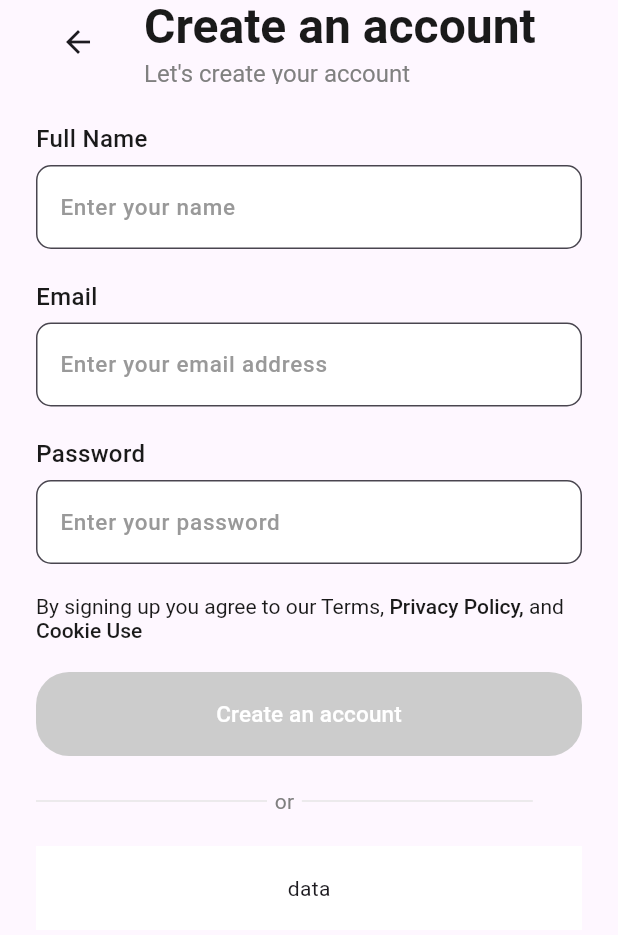
After one commit to ozodbekabdullajonov12/ecommerce_app, a Flutter app: the SignUpView screen opened directly, on a phone screen of 412 x 824 dp. The commit adds this screen. Shown: the top 935 px of the screen. Run offline on Flutter 3.47's test engine with Material 3 defaults, Android fonts, the phone set to English and light mode, and no system bars; our stand-ins replace flutter_svg, go_router.

Commit message:
zo'rrrrrrr

```diff
--- /dev/null
+++ b/lib/features/auth/presentation/pages/sign_up_view.dart
@@ -0,0 +1,133 @@
+import 'package:flutter/material.dart';
+import 'package:store/features/common/ecommerce_auth_app_bar.dart';
+import 'package:store/features/common/ecommerce_text_button_container.dart';
+import 'package:store/features/common/ecommerce_text_form_field.dart';
+
+class SignUpView extends StatelessWidget {
+  SignUpView({super.key});
+
+  final fullNameController = TextEditingController();
+
+  final emailController = TextEditingController();
+
+  final passwordController = TextEditingController();
+
+  @override
+  Widget build(BuildContext context) {
+    return Scaffold(
+      appBar: EcommerceAuthAppBar(
+        title: "Create an account",
+        titleDesc: "Let's create your account",
+      ),
+      body: ListView(
+        padding: EdgeInsets.symmetric(horizontal: 24, vertical: 20),
+        children: [
+          Form(
+            child: Column(
+              spacing: 20,
+              children: [
+                EcommerceTextFormField(
+                  label: "Full Name",
+                  hintText: "Enter your name",
+                  controller: fullNameController,
+                ),
+                EcommerceTextFormField(
+                  label: "Email",
+                  hintText: "Enter your email address",
+                  controller: emailController,
+                ),
+                EcommerceTextFormField(
+                  label: "Password",
+                  hintText: "Enter your password",
+                  controller: passwordController,
+                ),
+              ],
+            ),
+          ),
+          SizedBox(height: 20),
+          RichText(
+            text: TextSpan(
+              children: [
+                TextSpan(
+                  text: "By signing up you agree to our Terms,",
+                  style: TextStyle(
+                    color: Color(0xFF1A1A1A),
+                    fontSize: 14,
+                    fontWeight: FontWeight.w400,
+                  ),
+                ),
+                TextSpan(
+                  text: " Privacy Policy, ",
+                  style: TextStyle(
+                    color: Color(0xFF1A1A1A),
+                    fontSize: 14,
+                    fontWeight: FontWeight.w500,
+                  ),
+                ),
+                TextSpan(
+                  text: "and",
+                  style: TextStyle(
+                    color: Color(0xFF1A1A1A),
+                    fontSize: 14,
+                    fontWeight: FontWeight.w400,
+                  ),
+                ),
+                TextSpan(
+                  text: "  Cookie Use",
+                  style: TextStyle(
+                    color: Color(0xFF1A1A1A),
+                    fontSize: 14,
+                    fontWeight: FontWeight.w500,
+                  ),
+                ),
+              ],
+            ),
+          ),
+          SizedBox(height: 20),
+          EcommerceTextButtonContainer(
+            text: "Create an account",
+            textColor: Color(0xFFFFFFFF),
+            containerColor: Color(0xFFCCCCCC),
+            callback: () {},
+          ),
+          SizedBox(height: 20),
+          Row(
+            spacing: 5,
+            children: [
+              Container(width: 154,
+                height: 1,
+                color: Color(0xFFE6E6E6),
+              ),
+              Text(
+                "or",
+                style: TextStyle(
+                  fontWeight: FontWeight.w400,
+                  fontSize: 14,
+                  color: Color(0xFF808080),
+                ),
+              ),
+              Container(
+                width: 154,
+                height: 1,
+                color: Color(0xFFE6E6E6),
+              ),
+            ],
+          ),
+          SizedBox(height: 20),
+          GestureDetector(
+            child: Container(
+              height: 56,
+              width: double.infinity,
+              color: Colors.white,
+              child: Center(
+                child: Text(
+                  "data",
+                ),
+              ),
+            ),
+          )
+        ],
+      ),
+    );
+  }
+}
--- /dev/null
+++ b/lib/features/common/ecommerce_auth_app_bar.dart
@@ -0,0 +1,46 @@
+import 'package:flutter/material.dart';
+
+class EcommerceAuthAppBar extends StatelessWidget
+    implements PreferredSizeWidget {
+  const EcommerceAuthAppBar({
+    super.key,
+    required this.title,
+    required this.titleDesc,
+  });
+
+  final String title;
+  final String titleDesc;
+
+  @override
+  Size get preferredSize => const Size(double.infinity, 61);
+
+  @override
+  Widget build(BuildContext context) {
+    return Padding(
+      padding: const EdgeInsets.symmetric(horizontal: 24.0),
+      child: AppBar(
+        title: Column(
+          crossAxisAlignment: CrossAxisAlignment.start,
+          children: [
+            Text(
+              title,
+              style: TextStyle(
+                color: Color(0xFF1A1A1A),
+                fontWeight: FontWeight.w600,
+                fontSize: 32,
+              ),
+            ),
+            Text(
+              titleDesc,
+              style: TextStyle(
+                color: Color(0xFF808080),
+                fontSize: 16,
+                fontWeight: FontWeight.w400,
+              ),
+            ),
+          ],
+        ),
+      ),
+    );
+  }
+}
--- /dev/null
+++ b/lib/features/common/ecommerce_text_button_container.dart
@@ -0,0 +1,46 @@
+import 'package:flutter/material.dart';
+
+class EcommerceTextButtonContainer extends StatelessWidget {
+  const EcommerceTextButtonContainer({
+    super.key,
+    required this.text,
+    required this.textColor,
+    required this.containerColor,
+    required this.callback,
+    this.containerWidth = 300,
+    this.containerHeight = 56,
+    this.fontSize = 15,
+    this.fontWeight = FontWeight.w500,
+  });
+
+  final String text;
+  final double fontSize;
+  final double containerWidth, containerHeight;
+  final FontWeight fontWeight;
+  final Color textColor, containerColor;
+
+  final VoidCallback callback;
+
+  @override
+  Widget build(BuildContext context) {
+    return TextButton(
+      onPressed: callback,
+      style: TextButton.styleFrom(
+        fixedSize: Size(containerWidth, containerHeight),
+        backgroundColor: containerColor,
+        shape: RoundedRectangleBorder(
+          borderRadius: BorderRadius.circular(22),
+        ),
+      ),
+      child: Text(
+        text,
+        style: TextStyle(
+          color: textColor,
+          fontSize: fontSize,
+          fontWeight: fontWeight,
+          height: 1,
+        ),
+      ),
+    );
+  }
+}
--- /dev/null
+++ b/lib/features/common/ecommerce_text_form_field.dart
@@ -0,0 +1,52 @@
+import 'package:flutter/material.dart';
+
+class EcommerceTextFormField extends StatelessWidget {
+  const EcommerceTextFormField({
+    super.key,
+    required this.label,
+    required this.hintText,
+    required this.controller,
+    this.minLines = 1,
+    this.maxLines = 1,
+  });
+
+  final String label, hintText;
+  final TextEditingController controller;
+  final int minLines, maxLines;
+
+  @override
+  Widget build(BuildContext context) {
+    return Column(
+      spacing: 6,
+      crossAxisAlignment: CrossAxisAlignment.start,
+      children: [
+        Text(
+          label,
+          style: TextStyle(
+            color: Color(0xFF1A1A1A),
+            fontWeight: FontWeight.w500,
+            fontSize: 16,
+          ),
+        ),
+        TextFormField(
+          minLines: minLines,
+          maxLines: maxLines,
+          decoration: InputDecoration(
+            hintText: hintText,
+            hintStyle: TextStyle(
+              color: Color(0xFF999999),
+              fontWeight: FontWeight.w500,
+              fontSize: 15,
+            ),
+            filled: true,
+            fillColor: Colors.white,
+            border: OutlineInputBorder(
+              borderSide: BorderSide(color: Color(0xFF808080)),
+              borderRadius: BorderRadius.circular(10),
+            ),
+          ),
+        ),
+      ],
+    );
+  }
+}
--- a/lib/main.dart
+++ b/lib/main.dart
@@ -1,6 +1,5 @@
 import 'package:flutter/material.dart';
-
-import 'features/onboarding/presentation/pages/onboarding_view.dart';
+import 'package:store/features/onboarding/presentation/pages/onboarding_view.dart';
 
 void main() {
   runApp(Ecommerce());
```
